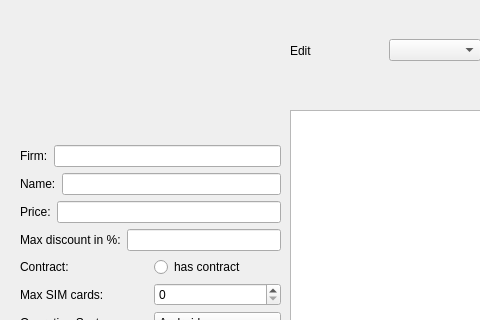
Qt form GUIproject/CourseWorkHypermarket/ownereditproduts.ui (ashnaider/CourseWorkHypermarket) before a commit; both pictures show x 0 to 480 and y 0 to 320 of the 841 by 669 pixel window.
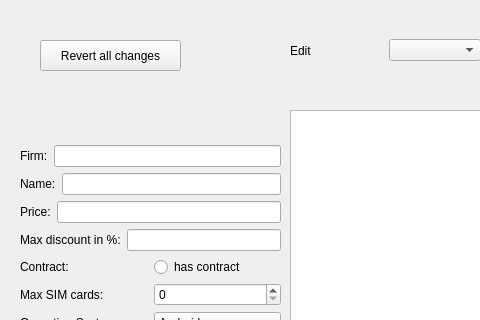
The same form after that commit.

```diff
--- a/GUIproject/CourseWorkHypermarket/ownereditproduts.ui
+++ b/GUIproject/CourseWorkHypermarket/ownereditproduts.ui
@@ -391,6 +391,19 @@
     </item>
    </layout>
   </widget>
+  <widget class="QPushButton" name="revertChangesPushButton">
+   <property name="geometry">
+    <rect>
+     <x>40</x>
+     <y>40</y>
+     <width>141</width>
+     <height>31</height>
+    </rect>
+   </property>
+   <property name="text">
+    <string>Revert all changes</string>
+   </property>
+  </widget>
  </widget>
  <resources/>
  <connections/>
```
